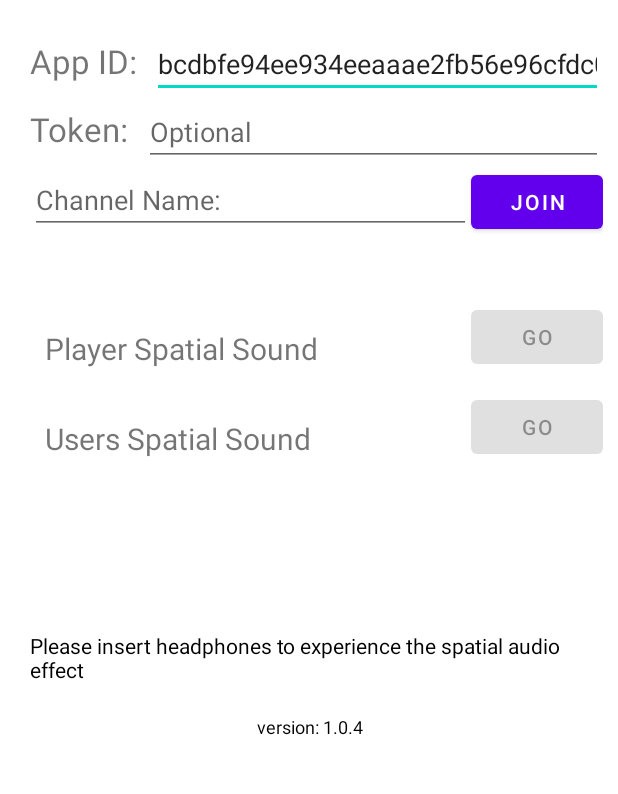
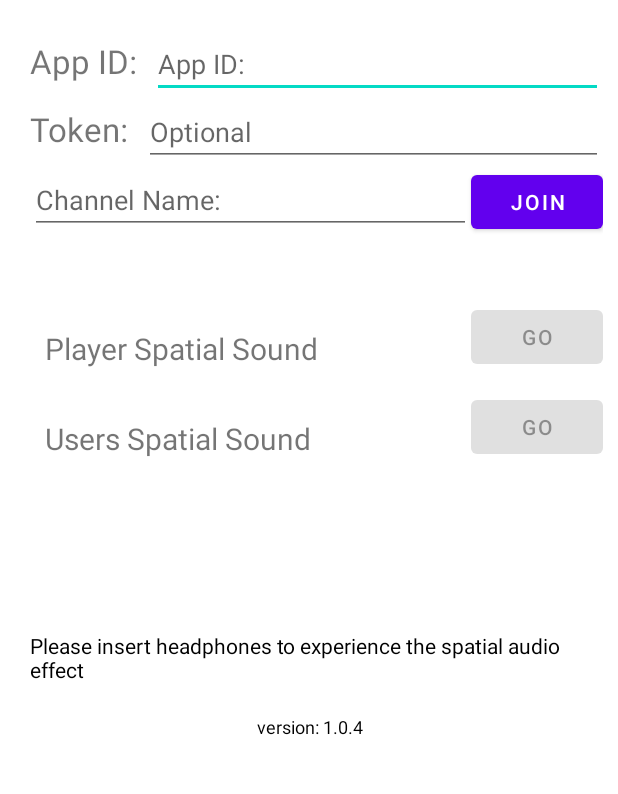
Before and after one commit to AgoraIO-Community/3DSpatialAudioDemo, an Android app: the screen it shows after launch (MainActivity), on a phone screen of 412 x 824 dp, the part 218-1012 px from its top. Run offline under Robolectric (Android 15) with nearby library versions, the phone set to English and light mode, and no system bars; our stand-ins replace navigation-ui; libraries missing offline, so code that uses them is left out: io.agora.mediaplayer.

Commit message:
remote appid

```diff
--- a/src/Android/3DSpatialDemo/app/src/main/res/values/string_config.xml
+++ b/src/Android/3DSpatialDemo/app/src/main/res/values/string_config.xml
@@ -1,6 +1,6 @@
 <?xml version="1.0" encoding="utf-8"?>
 <resources>
-    <string name="agora_app_id" translatable="false">bcdbfe94ee934eeaaae2fb56e96cfdc0</string>
+    <string name="agora_app_id" translatable="false"></string>
     <!-- assign token and certificate to null if you have not enabled app certificate -->
     <string name="agora_app_certificate" translatable="false"></string>
     <!-- assign token and certificate to null if you have not enabled app certificate or you have set the certificate above. -->
```
